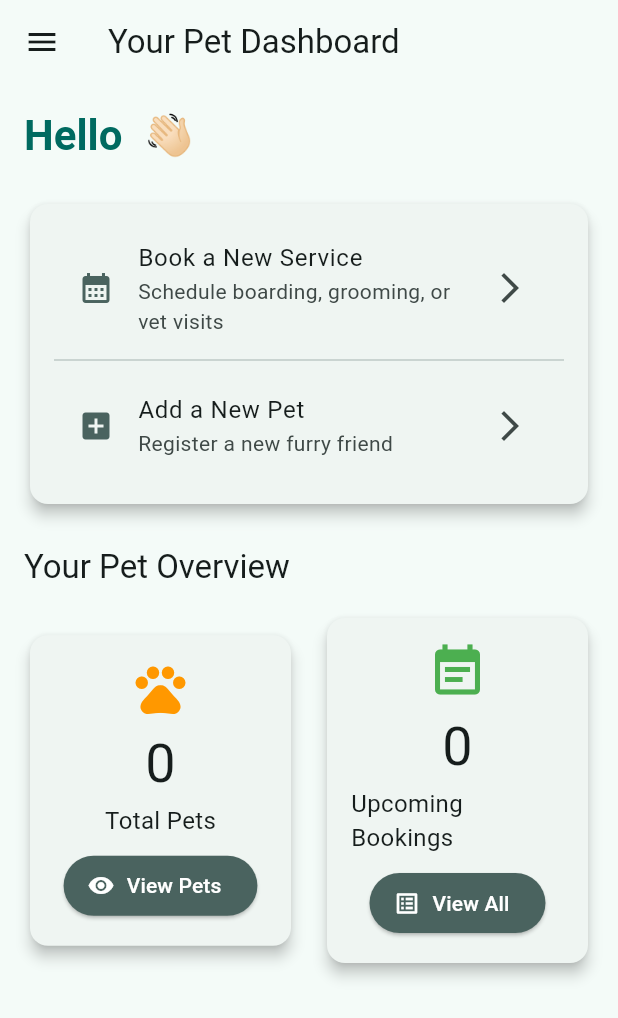
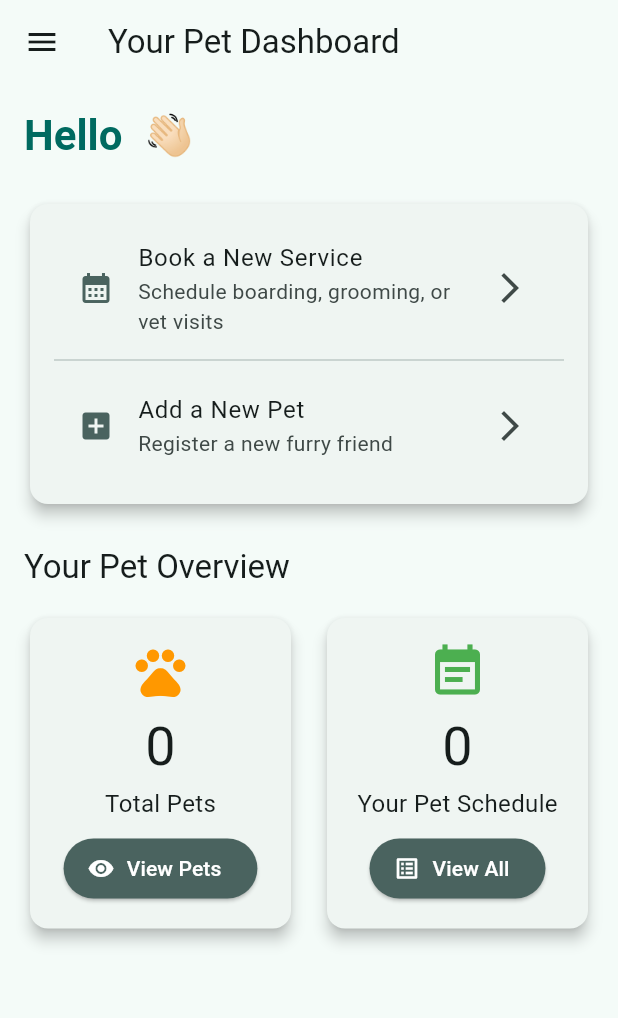
Before and after one commit to AMuthua/pawpal_1_0, a Flutter app: the HomeScreen screen opened by its route, on a phone screen of 412 x 824 dp. Shown: the top 1018 px of the screen. Run offline on Flutter 3.47's test engine with Material 3 defaults, Android fonts, the phone set to English and light mode, and no system bars; our stand-ins replace flutter_dotenv, go_router, supabase_flutter; accounts and stored records are empty.

Commit message:
Update home_screen.dart

```diff
--- a/lib/features/home/home_screen.dart
+++ b/lib/features/home/home_screen.dart
@@ -888,7 +888,7 @@ class _HomeScreenState extends State<HomeScreen> {
           color: Colors.green,
           value: _upcomingBookingsCount,
           isLoading: _isLoadingBookingsCount,
-          label: 'Upcoming Bookings',
+          label: 'Your Pet Schedule',
           buttonLabel: 'View All',
           // FIXED: Use original route name with underscore
           onPressed: () => context.push('/my_bookings'),
```
